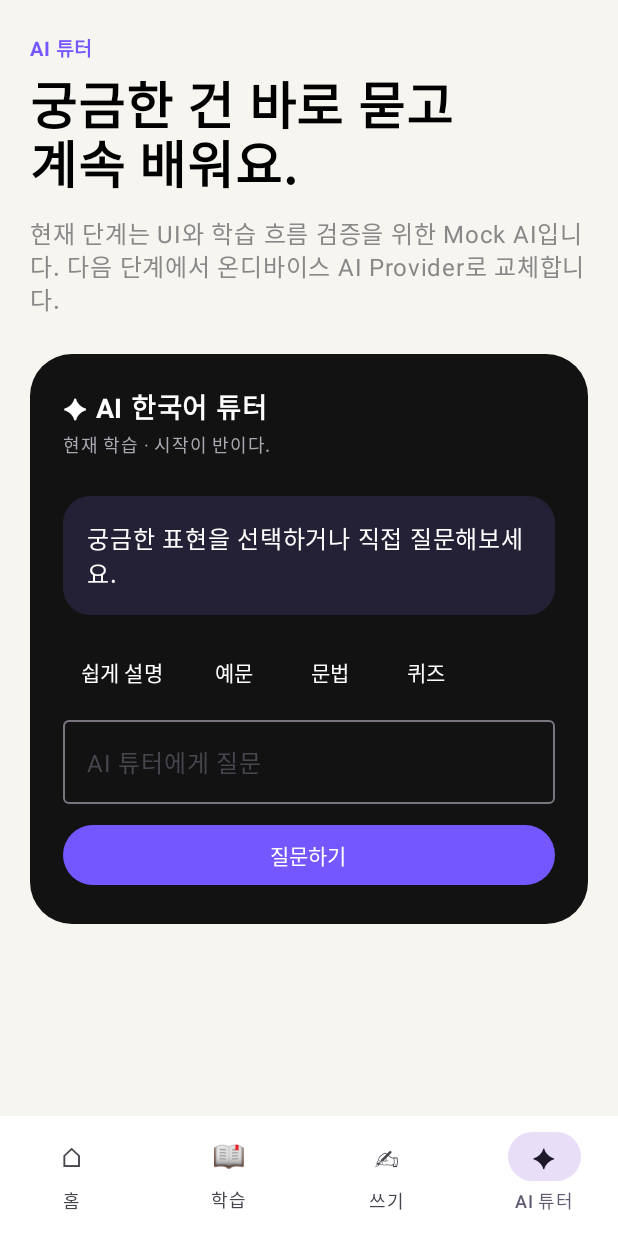
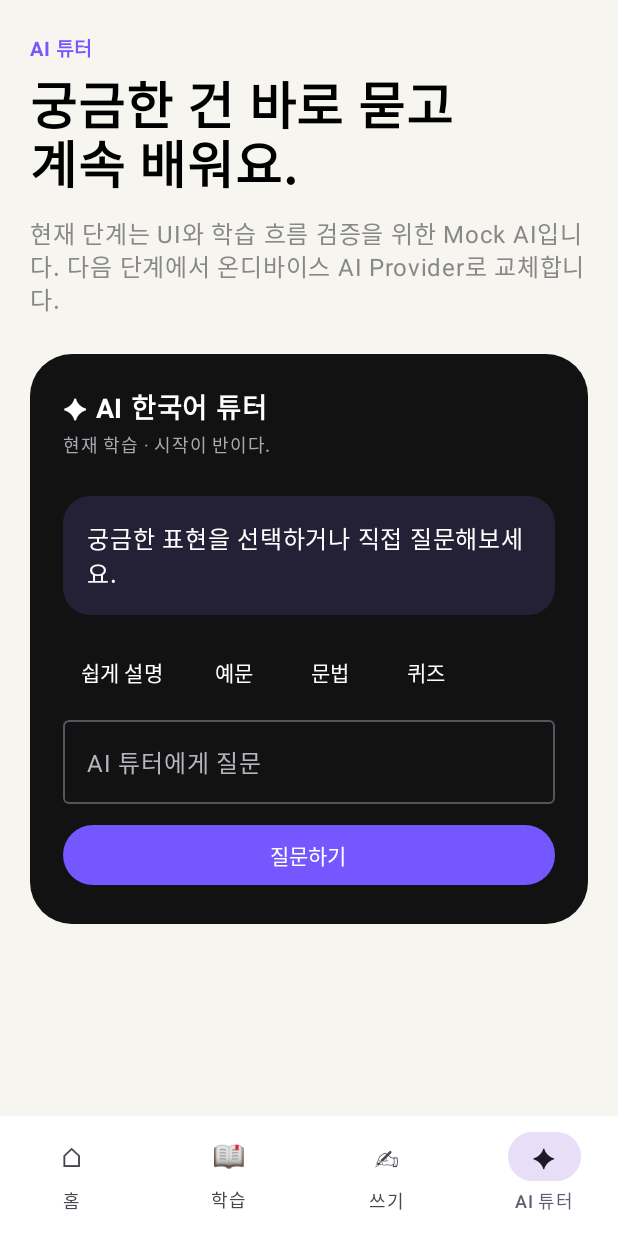
Before and after one commit to man-so/HANGEUL-AI, an Android app built with Jetpack Compose: the screen it shows after launch (MainActivity), item 4 of the bottom bar chosen, on a phone screen of 412 x 824 dp. Run offline under Robolectric (Android 15) with nearby library versions, the phone set to English and light mode, and no system bars.

Commit message:
Fix AI tutor input text contrast

```diff
--- a/android/app/src/main/java/com/manso/hangeulai/MainActivity.kt
+++ b/android/app/src/main/java/com/manso/hangeulai/MainActivity.kt
@@ -33,6 +33,7 @@ import androidx.compose.material3.NavigationBar
 import androidx.compose.material3.NavigationBarItem
 import androidx.compose.material3.OutlinedButton
 import androidx.compose.material3.OutlinedTextField
+import androidx.compose.material3.OutlinedTextFieldDefaults
 import androidx.compose.material3.Scaffold
 import androidx.compose.material3.Text
 import androidx.compose.material3.TextButton
@@ -518,7 +519,16 @@ private fun TutorScreen(lesson: Lesson) {
                     value = question,
                     onValueChange = { question = it },
                     label = { Text("AI 튜터에게 질문") },
-                    modifier = Modifier.fillMaxWidth()
+                    modifier = Modifier.fillMaxWidth(),
+                    colors = OutlinedTextFieldDefaults.colors(
+                        focusedTextColor = Color.White,
+                        unfocusedTextColor = Color.White,
+                        cursorColor = Color.White,
+                        focusedBorderColor = Purple,
+                        unfocusedBorderColor = Color(0xFF57535F),
+                        focusedLabelColor = Color(0xFFCFC5FF),
+                        unfocusedLabelColor = Color(0xFFB7B4BE)
+                    )
                 )
                 Spacer(Modifier.height(10.dp))
                 Button(
```
